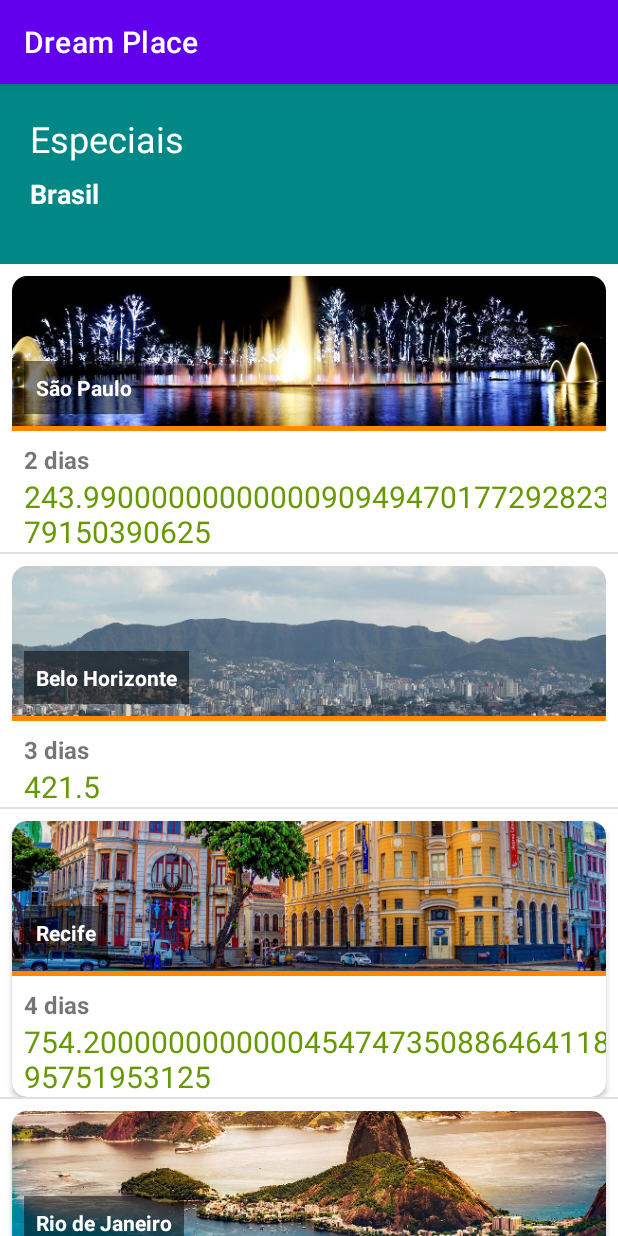
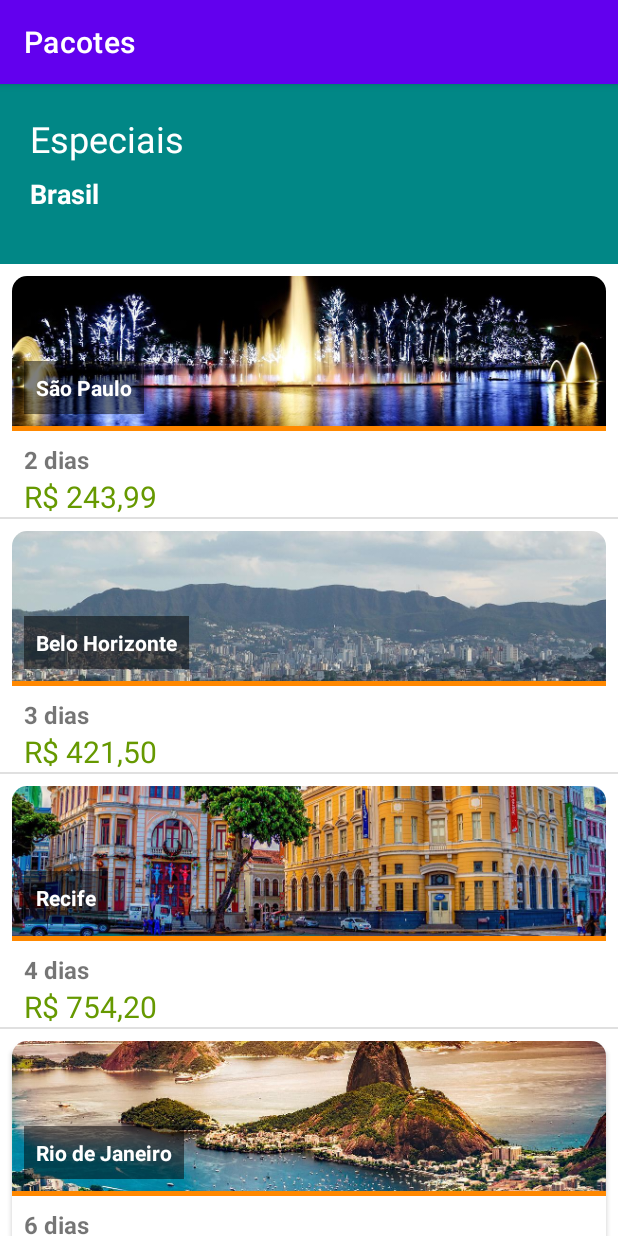
Before and after one commit to Lucas-Maranhao/LM-Viagens, an Android app: the screen it shows after launch (ListaPacotesActivity), on a phone screen of 412 x 824 dp. Run offline under Robolectric (Android 15) with nearby library versions, the phone set to English and light mode, and no system bars.

Commit message:
Refatorando o código

```diff
--- a/app/src/main/java/com/example/dreamplace/dao/PacoteDAO.java
+++ b/app/src/main/java/com/example/dreamplace/dao/PacoteDAO.java
@@ -9,13 +9,16 @@ import java.util.List;
 
 public class PacoteDAO {
     public List<Pacote> lista() {
+
         List<Pacote> pacotes = new ArrayList<>(Arrays.asList(
+
                 new Pacote("São Paulo", "sao_paulo_sp", 2, new BigDecimal(243.99)),
                 new Pacote("Belo Horizonte", "belo_horizonte_mg", 3, new BigDecimal(421.50)),
                 new Pacote("Recife", "recife_pe", 4, new BigDecimal(754.20)),
                 new Pacote("Rio de Janeiro", "rio_de_janeiro_rj", 6, new BigDecimal(532.55)),
                 new Pacote("Salvador", "salvador_ba", 5, new BigDecimal(899.99)),
                 new Pacote("Foz do Iguaçu", "foz_do_iguacu_pr", 1, new BigDecimal(289.90))));
+
         return pacotes;
     }
 }
--- a/app/src/main/java/com/example/dreamplace/iu/activity/ListaPacotesActivity.java
+++ b/app/src/main/java/com/example/dreamplace/iu/activity/ListaPacotesActivity.java
@@ -14,14 +14,19 @@ import java.util.List;
 
 public class ListaPacotesActivity extends AppCompatActivity {
 
+    public static final String TITULO_APPBAR = "Pacotes";
+
     @Override
     protected void onCreate(Bundle savedInstanceState) {
         super.onCreate(savedInstanceState);
         setContentView(R.layout.activity_lista_pacotes);
+        setTitle(TITULO_APPBAR);
+        configuraLista();
+    }
+
+    private void configuraLista() {
         ListView listaDePacotes = findViewById(R.id.lista_pacotes_listview);
-
         List<Pacote> pacotes = new PacoteDAO().lista();
-
         listaDePacotes.setAdapter(new ListaPacotesAdapter(pacotes, this));
     }
 }
--- a/app/src/main/java/com/example/dreamplace/iu/adapter/ListaPacotesAdapter.java
+++ b/app/src/main/java/com/example/dreamplace/iu/adapter/ListaPacotesAdapter.java
@@ -1,7 +1,6 @@
 package com.example.dreamplace.iu.adapter;
 
 import android.content.Context;
-import android.content.res.Resources;
 import android.graphics.drawable.Drawable;
 import android.view.LayoutInflater;
 import android.view.View;
@@ -10,7 +9,10 @@ import android.widget.BaseAdapter;
 import android.widget.ImageView;
 import android.widget.TextView;
 
+import com.example.dreamplace.util.DiasUtil;
+import com.example.dreamplace.util.MoedaUtil;
 import com.example.dreamplace.R;
+import com.example.dreamplace.util.ResourceUtil;
 import com.example.dreamplace.model.Pacote;
 
 import java.util.List;
@@ -18,9 +20,9 @@ import java.util.List;
 public class ListaPacotesAdapter extends BaseAdapter {
 
     private final List<Pacote> pacotes;
-    private Context context;
+    private final Context context;
 
-    public ListaPacotesAdapter(List<Pacote> pacotes, Context context){
+    public ListaPacotesAdapter(List<Pacote> pacotes, Context context) {
         this.pacotes = pacotes;
         this.context = context;
     }
@@ -45,28 +47,35 @@ public class ListaPacotesAdapter extends BaseAdapter {
         View viewCriada = LayoutInflater.from(context).inflate(R.layout.item_pacote, parent, false);
 
         Pacote pacote = pacotes.get(posicao);
-        TextView local = viewCriada.findViewById(R.id.item_pacote_local);
-        local.setText(pacote.getLocal());
 
-        ImageView imagem = viewCriada.findViewById(R.id.item_pacote_imagem);
-        Resources resources = context.getResources();
-        int idDoDrawable = resources.getIdentifier(pacote.getImagem(), "drawable", context.getOpPackageName());
-        Drawable drawableImagemPacote = resources.getDrawable(idDoDrawable);
-        imagem.setImageDrawable(drawableImagemPacote);
-
-        TextView dias = viewCriada.findViewById(R.id.item_pacote_dias);
-        String diasEmTexto = "";
-        int quantidadeDeDias = pacote.getDias();
-        if (quantidadeDeDias > 1){
-            diasEmTexto = quantidadeDeDias + " dias";
-        } else{
-            diasEmTexto = quantidadeDeDias + " dia";
-        }
-        dias.setText(diasEmTexto);
-
-        TextView preco = viewCriada.findViewById(R.id.item_pacote_preco);
-        preco.setText(pacote.getPreco().toString());
+        mostraLocal(viewCriada, pacote);
+        mostraImagem(viewCriada, pacote);
+        mostraDias(viewCriada, pacote);
+        mostraPreco(viewCriada, pacote);
 
         return viewCriada;
     }
+
+    private void mostraPreco(View viewCriada, Pacote pacote) {
+        TextView preco = viewCriada.findViewById(R.id.item_pacote_preco);
+        String moedaBrasileira = MoedaUtil.formataParaBrasileiro(pacote.getPreco());
+        preco.setText(moedaBrasileira);
+    }
+
+    private void mostraDias(View viewCriada, Pacote pacote) {
+        TextView dias = viewCriada.findViewById(R.id.item_pacote_dias);
+        String diasEmTexto = DiasUtil.formataEmTexto(pacote.getDias());
+        dias.setText(diasEmTexto);
+    }
+
+    private void mostraImagem(View viewCriada, Pacote pacote) {
+        ImageView imagem = viewCriada.findViewById(R.id.item_pacote_imagem);
+        Drawable drawableImagemPacote = ResourceUtil.devolveDrawable(context, pacote.getImagem());
+        imagem.setImageDrawable(drawableImagemPacote);
+    }
+
+    private void mostraLocal(View viewCriada, Pacote pacote) {
+        TextView local = viewCriada.findViewById(R.id.item_pacote_local);
+        local.setText(pacote.getLocal());
+    }
 }
--- /dev/null
+++ b/app/src/main/java/com/example/dreamplace/util/DiasUtil.java
@@ -0,0 +1,17 @@
+package com.example.dreamplace.util;
+
+import androidx.annotation.NonNull;
+
+public class DiasUtil {
+
+    public static final String PLURAL = " dias";
+    public static final String SINGULAR = " dia";
+
+    @NonNull
+    public static String formataEmTexto(int quantidadeDeDias) {
+        if (quantidadeDeDias > 1) {
+            return quantidadeDeDias + PLURAL;
+        }
+        return quantidadeDeDias + SINGULAR;
+    }
+}
--- /dev/null
+++ b/app/src/main/java/com/example/dreamplace/util/MoedaUtil.java
@@ -0,0 +1,18 @@
+package com.example.dreamplace.util;
+
+import java.math.BigDecimal;
+import java.text.DecimalFormat;
+import java.text.NumberFormat;
+import java.util.Locale;
+
+public class MoedaUtil {
+
+    public static final String PORTUGUES = "pt";
+    public static final String BRASIL = "br";
+
+    public static String formataParaBrasileiro(BigDecimal valor) {
+        NumberFormat formatoBrasileiro = DecimalFormat.getCurrencyInstance(new Locale(PORTUGUES, BRASIL));
+        String moedaBrasileira = formatoBrasileiro.format(valor);
+        return moedaBrasileira;
+    }
+}
--- /dev/null
+++ b/app/src/main/java/com/example/dreamplace/util/ResourceUtil.java
@@ -0,0 +1,17 @@
+package com.example.dreamplace.util;
+
+import android.content.Context;
+import android.content.res.Resources;
+import android.graphics.drawable.Drawable;
+
+public class ResourceUtil {
+
+    public static final String DRAWABLE = "drawable";
+
+    public static Drawable devolveDrawable(Context context, String drawableEmTexto) {
+        Resources resources = context.getResources();
+        int idDoDrawable = resources.getIdentifier(drawableEmTexto, DRAWABLE, context.getPackageName());
+        Drawable drawableImagemPacote = resources.getDrawable(idDoDrawable);
+        return resources.getDrawable(idDoDrawable);
+    }
+}
```
